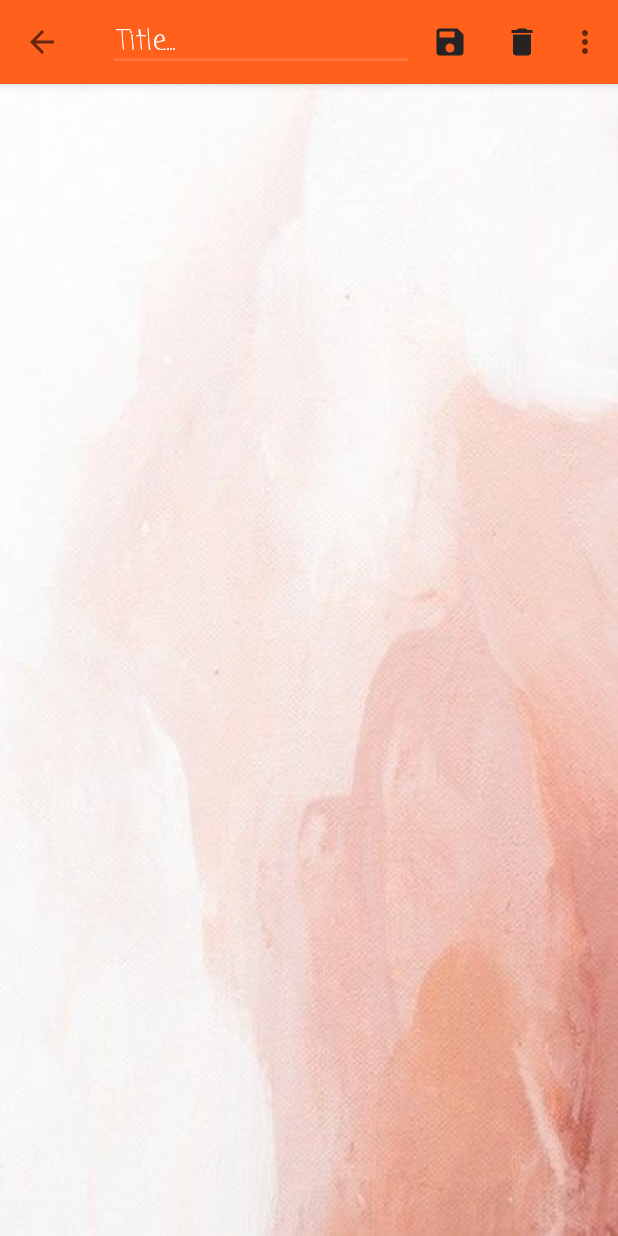
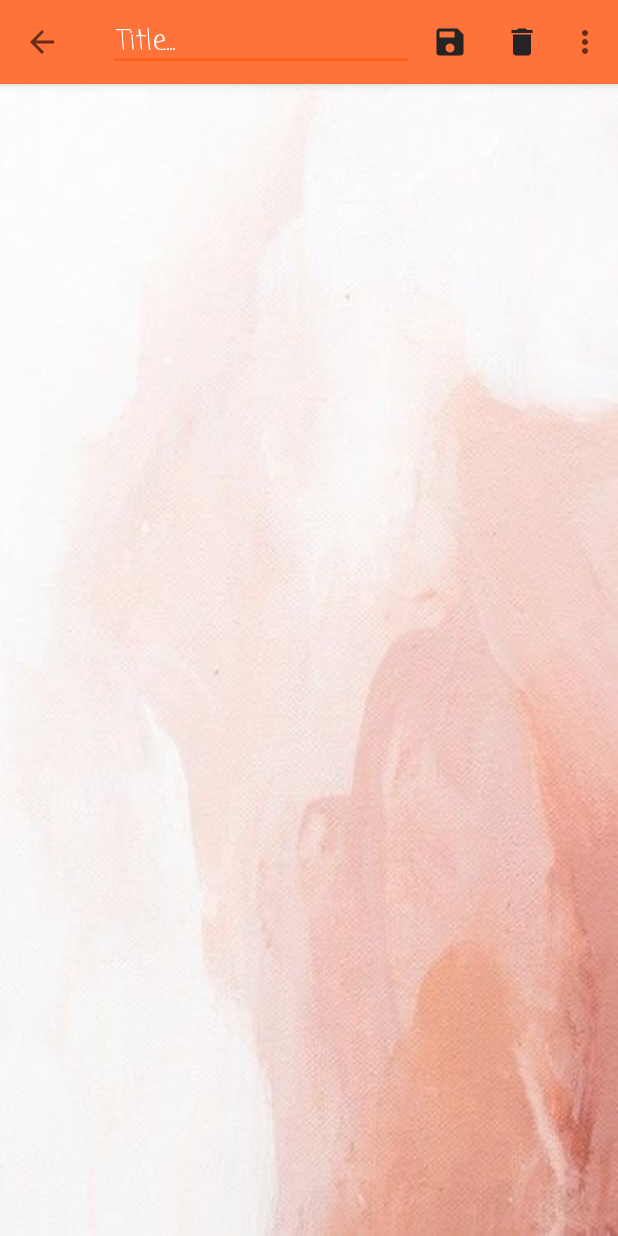
Before and after one commit to ahiary94/portfolioenghiary, an Android app: the screen it shows after launch (AddNoteActivity), after a tap on "New note", on a phone screen of 412 x 824 dp. Run offline under Robolectric (Android 15) with nearby library versions, the light colour scheme and no system bars; our stand-ins replace AdMob.

Commit message:
Abeer ^^ first version release v1.2

```diff
--- a/app/build.gradle
+++ b/app/build.gradle
@@ -8,7 +8,7 @@ android {
         minSdkVersion 16
         targetSdkVersion 28
         versionCode 2
-        versionName "1.0"
+        versionName "1.1"
         multiDexEnabled true
         testInstrumentationRunner "android.support.test.runner.AndroidJUnitRunner"
         buildConfigField "String", "URL", "\"http://localhost/HwaidyTraining/\""
--- a/app/src/main/res/values/colors.xml
+++ b/app/src/main/res/values/colors.xml
@@ -1,8 +1,8 @@
 <?xml version="1.0" encoding="utf-8"?>
 <resources>
-    <color name="colorPrimary">#FF611D</color>
-    <color name="colorPrimaryDark">#FF733A</color>
-    <color name="colorAccent">#FF733A</color>//ffbd90
+    <color name="colorPrimary">#FF733A</color>
+    <color name="colorPrimaryDark">#FF611D</color>
+    <color name="colorAccent">#FF611D</color>//ffbd90
 
     <!--    <color name="colorPrimary">#fde9cdae</color>-->
     <!--    <color name="colorPrimary">#9c5d67</color>-->
```
